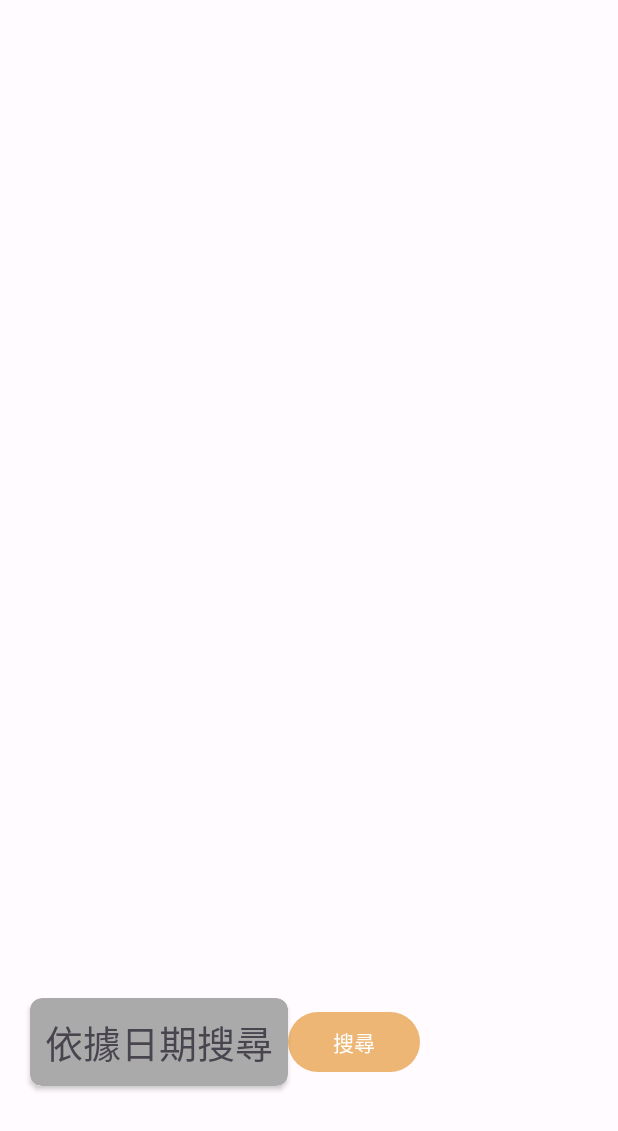
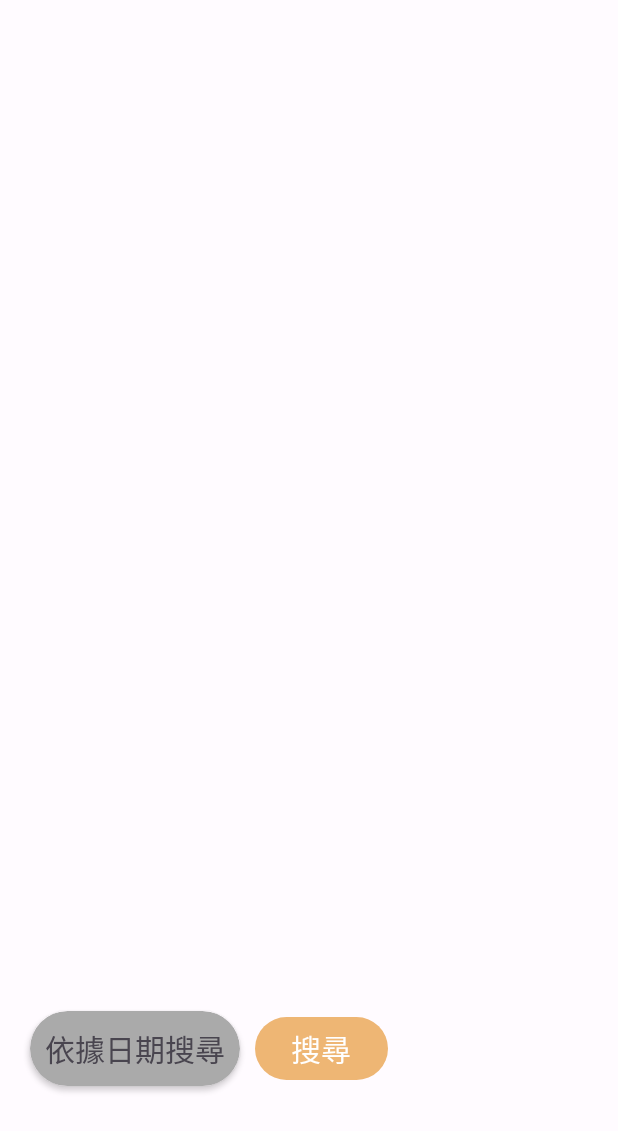
Before and after one commit to allenlin316/Android_App, an Android app: the fragment FinishedTaskFragment shown on its own in the app's theme, on a phone screen of 412 x 824 dp. Shown: the top 1131 px of the screen. Run offline under Robolectric (Android 15) with nearby library versions, the light colour scheme and no system bars; our stand-ins replace Room's generated code.

Commit message:
delete User table removed login/register feature

```diff
--- a/Taskblitz/app/src/main/AndroidManifest.xml
+++ b/Taskblitz/app/src/main/AndroidManifest.xml
@@ -13,15 +13,13 @@
         tools:targetApi="31">
         <activity
             android:name=".MainActivity"
-            android:exported="true"
-            android:windowSoftInputMode="adjustPan">
+            android:exported="true">
             <intent-filter>
                 <action android:name="android.intent.action.MAIN" />
 
                 <category android:name="android.intent.category.LAUNCHER" />
             </intent-filter>
         </activity>
-        <activity android:name=".RegisterUserActivity"></activity>
     </application>
 
 </manifest>
--- a/Taskblitz/app/src/main/java/tw/edu/ncyu/drink/taskblitz/AppDatabase.kt
+++ b/Taskblitz/app/src/main/java/tw/edu/ncyu/drink/taskblitz/AppDatabase.kt
@@ -5,10 +5,9 @@ import androidx.room.Database
 import androidx.room.Room
 import androidx.room.RoomDatabase
 
-@Database(entities = [Tasks::class, Users::class], version = 1)
+@Database(entities = [Tasks::class], version = 1)
 abstract class AppDatabase : RoomDatabase() {
     abstract fun taskDao(): TaskDao
-    abstract fun userDao(): UserDao
 
     companion object {
         // Singleton prevents multiple instances of database opening at the
--- a/Taskblitz/app/src/main/java/tw/edu/ncyu/drink/taskblitz/TaskDao.kt
+++ b/Taskblitz/app/src/main/java/tw/edu/ncyu/drink/taskblitz/TaskDao.kt
@@ -16,6 +16,9 @@ interface TaskDao {
     @Query("Select * from Tasks")
     fun getAllTasks(): LiveData<List<Tasks>>
 
+    @Query("SELECT * FROM Tasks WHERE date=:date")
+    fun getTaskByDate(date: String): Tasks
+
     @Query("SELECT * FROM Tasks WHERE isFinished=1")
     fun getFinishTasks(): LiveData<List<Tasks>>
 
--- a/Taskblitz/app/src/main/java/tw/edu/ncyu/drink/taskblitz/TaskRepository.kt
+++ b/Taskblitz/app/src/main/java/tw/edu/ncyu/drink/taskblitz/TaskRepository.kt
@@ -11,6 +11,10 @@ class TaskRepository(val dao: TaskDao) {
 
     fun getAllTasks(): LiveData<List<Tasks>>{
         return dao.getAllTasks()
+    }
+
+    fun getTaskByDate(date: String): Tasks{
+        return dao.getTaskByDate(date)
     }
 
     fun getFinishTasks(): LiveData<List<Tasks>>{
--- a/Taskblitz/app/src/main/java/tw/edu/ncyu/drink/taskblitz/TaskViewModel.kt
+++ b/Taskblitz/app/src/main/java/tw/edu/ncyu/drink/taskblitz/TaskViewModel.kt
@@ -23,6 +23,10 @@ class TaskViewModel(application: Application): AndroidViewModel(application) {
         return repository.getFinishTasks()
     }
 
+    fun getTaskByDate(date: String): Tasks{
+        return repository.getTaskByDate(date)
+    }
+
     fun finishTask(uid: Int){
         repository.finishTask(uid)
     }
--- a/Taskblitz/app/src/main/java/tw/edu/ncyu/drink/taskblitz/UserDao.kt
+++ /dev/null
@@ -1,33 +0,0 @@
-package tw.edu.ncyu.drink.taskblitz
-
-import androidx.lifecycle.LiveData
-import androidx.room.Dao
-import androidx.room.Insert
-import androidx.room.OnConflictStrategy
-import androidx.room.Query
-
-@Dao
-interface UserDao {
-
-    //for single user insert
-    @Insert(onConflict = OnConflictStrategy.REPLACE)
-    fun insertUser(users: Users): Long
-
-    // getting user data details
-    @Query("SELECT * FROM Users WHERE account=:account")
-    fun getUserByAccount(account: String):Users
-
-    // validate user account if already exists
-    @Query("SELECT EXISTS (SELECT * FROM Users WHERE account=:account)")
-    fun isTaken(account: String): Boolean
-
-    // validate user login
-    @Query("SELECT EXISTS (SELECT * FROM Users WHERE account=:account AND password=:password)")
-    fun isValidUser(account: String, password: String): Boolean
-
-    // get all user data
-    @Query("SELECT * FROM Users ORDER BY id DESC")
-    fun getAllUsers(): LiveData<List<Users>>
-
-
-}
--- a/Taskblitz/app/src/main/res/layout/fragment_finished_task.xml
+++ b/Taskblitz/app/src/main/res/layout/fragment_finished_task.xml
@@ -23,7 +23,7 @@
         android:layout_marginTop="10dp"
         android:layout_marginBottom="100dp"
         app:cardBackgroundColor="@android:color/darker_gray"
-        app:cardCornerRadius="8dp"
+        app:cardCornerRadius="65dp"
         app:cardElevation="2dp"
         app:layout_constraintBottom_toBottomOf="parent"
         app:layout_constraintStart_toStartOf="parent"
@@ -35,7 +35,7 @@
             android:layout_height="match_parent"
             android:padding="10dp"
             android:text="依據日期搜尋"
-            android:textSize="25sp" />
+            android:textSize="20sp" />
 
     </androidx.cardview.widget.CardView>
 
@@ -44,6 +44,8 @@
         android:layout_width="0dp"
         android:layout_height="wrap_content"
         android:text="搜尋"
+        android:textSize="20sp"
+        android:layout_marginLeft="10dp"
         app:layout_constraintBottom_toBottomOf="@+id/cardView"
         app:layout_constraintStart_toEndOf="@+id/cardView"
         app:layout_constraintTop_toTopOf="@+id/cardView" />
```
Also changed, not shown: Taskblitz/app/src/main/java/tw/edu/ncyu/drink/taskblitz/RegisterUserActivity.kt (deleted, +0 -170 lines), Taskblitz/app/src/main/java/tw/edu/ncyu/drink/taskblitz/UserRepository.kt (deleted, +0 -28 lines), Taskblitz/app/src/main/java/tw/edu/ncyu/drink/taskblitz/UserViewModel.kt (deleted, +0 -30 lines), Taskblitz/app/src/main/java/tw/edu/ncyu/drink/taskblitz/Users.kt (deleted, +0 -12 lines).
